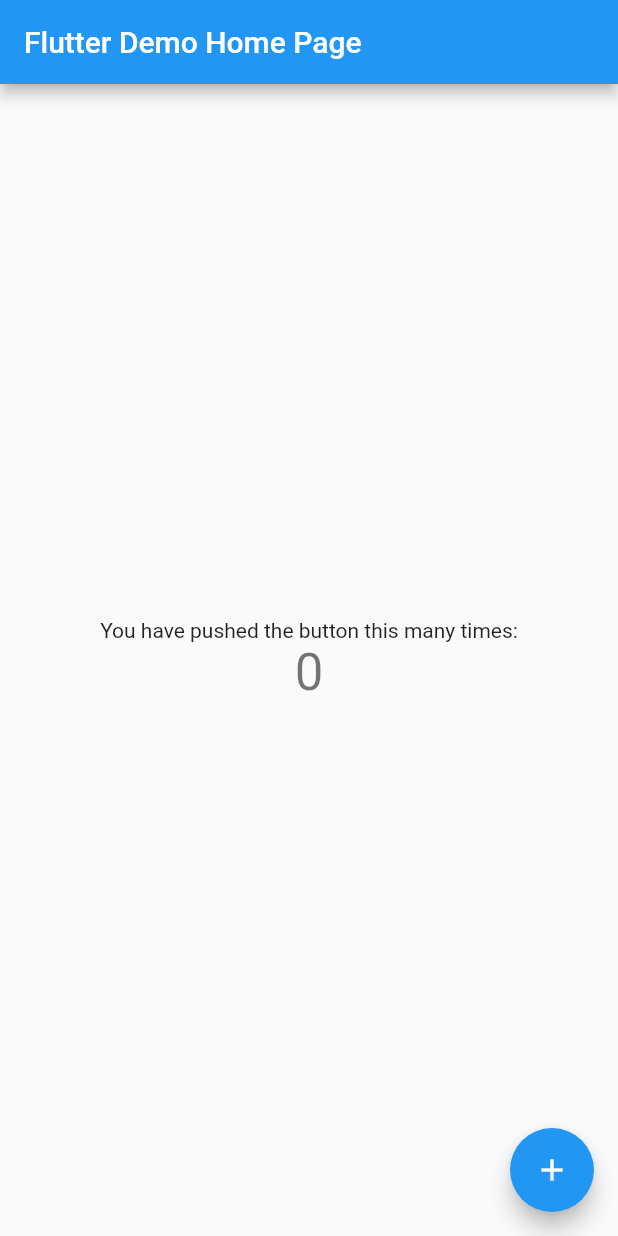
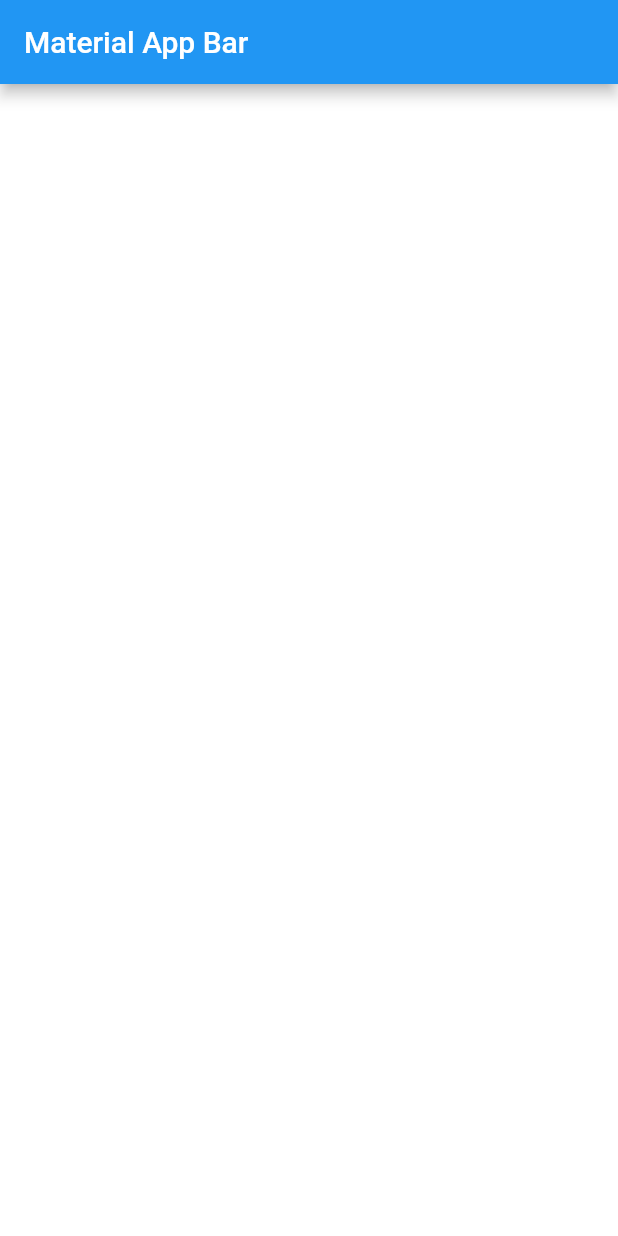
Before and after one commit to jakansha2001/weather_app, a Flutter app: the screen it shows after launch, on a phone screen of 412 x 824 dp. Run offline on Flutter 3.47's test engine with Material 2 defaults, Android fonts, the phone set to English and light mode, and no system bars.

Commit message:
home.dart initialized

```diff
--- /dev/null
+++ b/lib/home/home.dart
@@ -0,0 +1,12 @@
+import 'package:flutter/material.dart';
+import 'package:flutter/src/widgets/framework.dart';
+import 'package:flutter/src/widgets/placeholder.dart';
+
+class Home extends StatelessWidget {
+  const Home({super.key});
+
+  @override
+  Widget build(BuildContext context) {
+    return const Scaffold();
+  }
+}
--- a/lib/main.dart
+++ b/lib/main.dart
@@ -1,115 +1,24 @@
 import 'package:flutter/material.dart';
+import 'package:weather_app/home/home.dart';
 
-void main() {
-  runApp(const MyApp());
-}
+void main() => runApp(const MyApp());
 
 class MyApp extends StatelessWidget {
   const MyApp({super.key});
 
-  // This widget is the root of your application.
   @override
   Widget build(BuildContext context) {
     return MaterialApp(
-      title: 'Flutter Demo',
+      title: 'Material App',
       theme: ThemeData(
-        // This is the theme of your application.
-        //
-        // Try running your application with "flutter run". You'll see the
-        // application has a blue toolbar. Then, without quitting the app, try
-        // changing the primarySwatch below to Colors.green and then invoke
-        // "hot reload" (press "r" in the console where you ran "flutter run",
-        // or simply save your changes to "hot reload" in a Flutter IDE).
-        // Notice that the counter didn't reset back to zero; the application
-        // is not restarted.
-        primarySwatch: Colors.blue,
+        scaffoldBackgroundColor: Colors.transparent,
       ),
-      home: const MyHomePage(title: 'Flutter Demo Home Page'),
+      home: Scaffold(
+        appBar: AppBar(
+          title: const Text('Material App Bar'),
+        ),
+        body: const Home(),
+      ),
     );
   }
 }
-
-class MyHomePage extends StatefulWidget {
-  const MyHomePage({super.key, required this.title});
-
-  // This widget is the home page of your application. It is stateful, meaning
-  // that it has a State object (defined below) that contains fields that affect
-  // how it looks.
-
-  // This class is the configuration for the state. It holds the values (in this
-  // case the title) provided by the parent (in this case the App widget) and
-  // used by the build method of the State. Fields in a Widget subclass are
-  // always marked "final".
-
-  final String title;
-
-  @override
-  State<MyHomePage> createState() => _MyHomePageState();
-}
-
-class _MyHomePageState extends State<MyHomePage> {
-  int _counter = 0;
-
-  void _incrementCounter() {
-    setState(() {
-      // This call to setState tells the Flutter framework that something has
-      // changed in this State, which causes it to rerun the build method below
-      // so that the display can reflect the updated values. If we changed
-      // _counter without calling setState(), then the build method would not be
-      // called again, and so nothing would appear to happen.
-      _counter++;
-    });
-  }
-
-  @override
-  Widget build(BuildContext context) {
-    // This method is rerun every time setState is called, for instance as done
-    // by the _incrementCounter method above.
-    //
-    // The Flutter framework has been optimized to make rerunning build methods
-    // fast, so that you can just rebuild anything that needs updating rather
-    // than having to individually change instances of widgets.
-    return Scaffold(
-      appBar: AppBar(
-        // Here we take the value from the MyHomePage object that was created by
-        // the App.build method, and use it to set our appbar title.
-        title: Text(widget.title),
-      ),
-      body: Center(
-        // Center is a layout widget. It takes a single child and positions it
-        // in the middle of the parent.
-        child: Column(
-          // Column is also a layout widget. It takes a list of children and
-          // arranges them vertically. By default, it sizes itself to fit its
-          // children horizontally, and tries to be as tall as its parent.
-          //
-          // Invoke "debug painting" (press "p" in the console, choose the
-          // "Toggle Debug Paint" action from the Flutter Inspector in Android
-          // Studio, or the "Toggle Debug Paint" command in Visual Studio Code)
-          // to see the wireframe for each widget.
-          //
-          // Column has various properties to control how it sizes itself and
-          // how it positions its children. Here we use mainAxisAlignment to
-          // center the children vertically; the main axis here is the vertical
-          // axis because Columns are vertical (the cross axis would be
-          // horizontal).
-          mainAxisAlignment: MainAxisAlignment.center,
-          children: <Widget>[
-            const Text(
-              'You have pushed the button this many times:',
-            ),
-            Text(
-              '$_counter',
-              style: Theme.of(context).textTheme.headlineMedium,
-            ),
-          ],
-        ),
-      ),
-      floatingActionButton: FloatingActionButton(
-        onPressed: _incrementCounter,
-        tooltip: 'Increment',
-        child: const Icon(Icons.add),
-      ), // This trailing comma makes auto-formatting nicer for build methods.
-    );
-  }
-}
```
